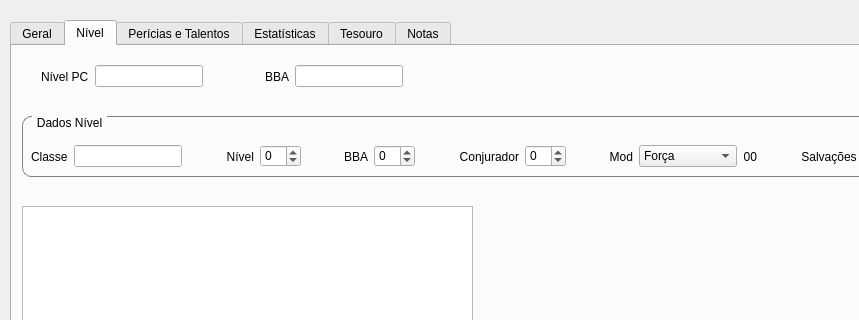
The window that ifg/qt/ui/entidade.ui (matferib/tabuleiro-virtual) describes before a commit, drawn with Qt 5; both pictures show x 0 to 859 and y 0 to 320 of the 1070 by 632 pixel window.
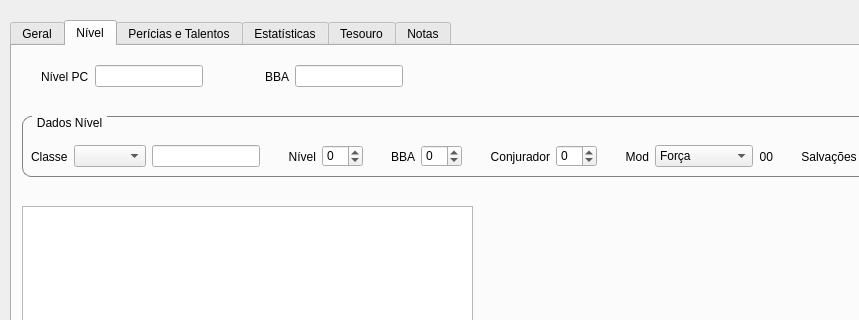
The same window after the commit. The open tabs and pages were chosen to show the change.

Commit message: UI de classes tabeladas

```diff
--- a/ifg/qt/ui/entidade.ui
+++ b/ifg/qt/ui/entidade.ui
@@ -1262,6 +1262,9 @@
          </property>
         </widget>
        </item>
+       <item>
+        <widget class="QComboBox" name="combo_classe"/>
+       </item>
        <item>
         <widget class="QLineEdit" name="linha_classe">
          <property name="sizePolicy">
```
The commit also changes 18 other files.
